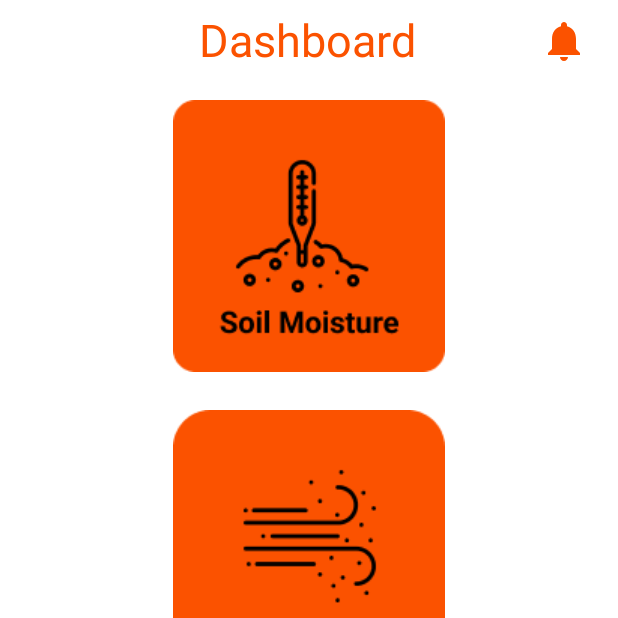
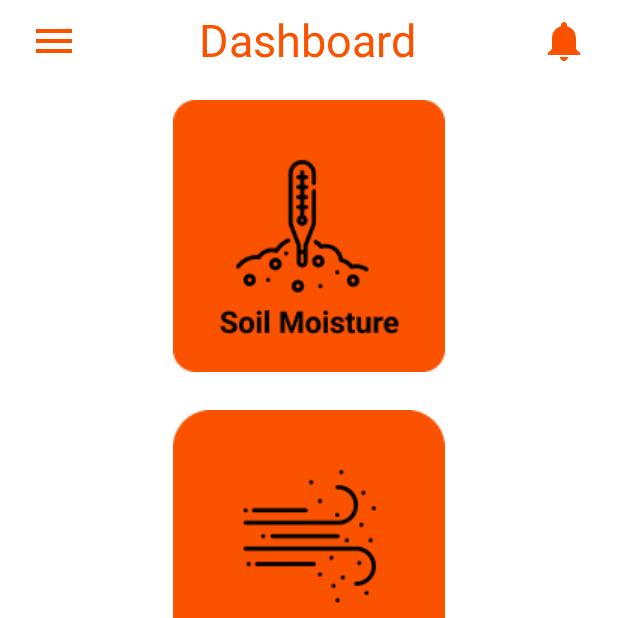
Before and after one commit to nobunuki/nobunuki, an Android app: the Dashboard screen opened directly, with no data from a screen before it, on a phone screen of 412 x 824 dp, the top half of it. Run offline under Robolectric (Android 15) with nearby library versions, the phone set to English and light mode, and no system bars.

Commit message:
hamburger menu

```diff
--- a/app/src/main/java/com/example/summareconsensor/sensorairflow.java
+++ b/app/src/main/java/com/example/summareconsensor/sensorairflow.java
@@ -31,7 +31,7 @@ public class sensorairflow extends AppCompatActivity {
     protected void onCreate(Bundle savedInstanceState) {
         super.onCreate(savedInstanceState);
         setContentView(R.layout.activity_sensorairflow);
-        dataair = findViewById(R.id.data1number);
+        dataair = findViewById(R.id.dataoutput);
 
 
         FirebaseDatabase database = FirebaseDatabase.getInstance();
--- /dev/null
+++ b/app/src/main/res/drawable/ic_baseline_menu_24.xml
@@ -0,0 +1,10 @@
+<vector xmlns:android="http://schemas.android.com/apk/res/android"
+    android:width="24dp"
+    android:height="24dp"
+    android:viewportWidth="24"
+    android:viewportHeight="24"
+    android:tint="?attr/colorControlNormal">
+  <path
+      android:fillColor="@android:color/white"
+      android:pathData="M3,18h18v-2L3,16v2zM3,13h18v-2L3,11v2zM3,6v2h18L21,6L3,6z"/>
+</vector>
--- a/app/src/main/res/layout/activity_dashboard.xml
+++ b/app/src/main/res/layout/activity_dashboard.xml
@@ -5,6 +5,16 @@
     android:layout_width="match_parent"
     android:layout_height="match_parent"
     tools:context=".Dashboard">
+
+    <Button
+        android:id="@+id/btnhamburger"
+        android:layout_marginTop="11dp"
+        android:layout_width="32dp"
+        android:layout_height="32dp"
+        android:background="@drawable/ic_baseline_menu_24"
+        android:layout_marginStart="20dp"
+        android:layout_alignParentStart="true"
+        />
 
     <TextView
         android:id="@+id/dashboard"
--- a/app/src/main/res/layout/activity_sensorairflow.xml
+++ b/app/src/main/res/layout/activity_sensorairflow.xml
@@ -26,7 +26,7 @@
         />
 
     <TextView
-        android:id="@+id/data1number"
+        android:id="@+id/dataoutput"
         android:layout_below="@+id/data1"
         android:layout_width="wrap_content"
         android:layout_height="wrap_content"
```
